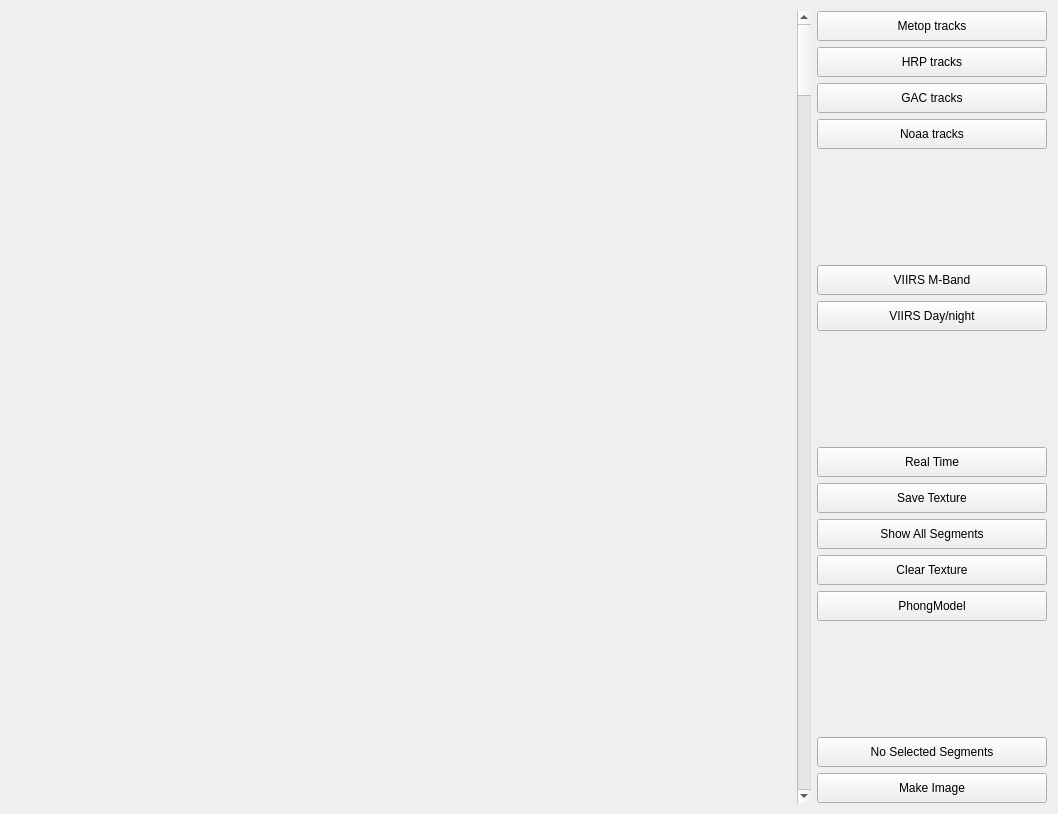
Qt form core/formmapcyl.ui (hvanruys/EUMETCastView) before a commit.
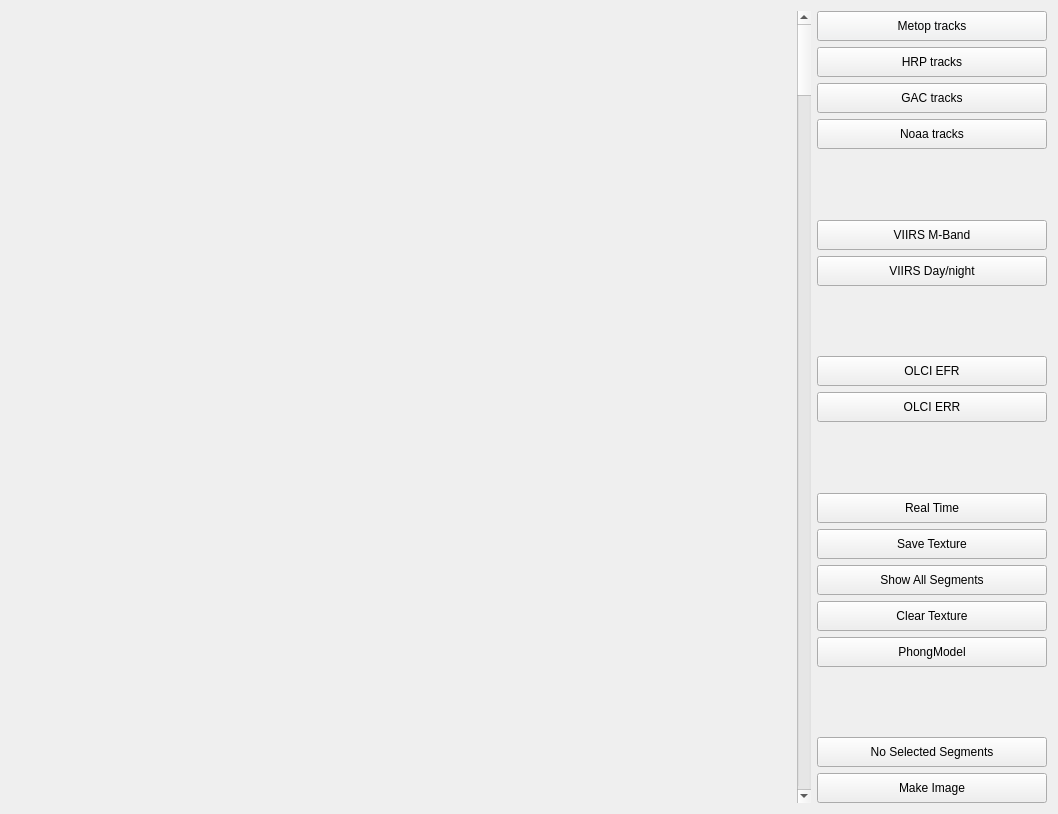
The same form after that commit.

Commit message: Added Sentinel-3 OLCI image processing

What changed in the file:
```diff
--- a/core/formmapcyl.ui
+++ b/core/formmapcyl.ui
@@ -264,6 +264,57 @@
        </property>
       </spacer>
      </item>
+     <item>
+      <widget class="QPushButton" name="btnOLCIefr">
+       <property name="minimumSize">
+        <size>
+         <width>230</width>
+         <height>30</height>
+        </size>
+       </property>
+       <property name="maximumSize">
+        <size>
+         <width>230</width>
+         <height>16777215</height>
+        </size>
+       </property>
+       <property name="text">
+        <string>OLCI EFR</string>
+       </property>
+      </widget>
+     </item>
+     <item>
+      <widget class="QPushButton" name="btnOLCIerr">
+       <property name="minimumSize">
+        <size>
+         <width>230</width>
+         <height>30</height>
+        </size>
+       </property>
+       <property name="maximumSize">
+        <size>
+         <width>230</width>
+         <height>16777215</height>
+        </size>
+       </property>
+       <property name="text">
+        <string>OLCI ERR</string>
+       </property>
+      </widget>
+     </item>
+     <item>
+      <spacer name="verticalSpacer_4">
+       <property name="orientation">
+        <enum>Qt::Vertical</enum>
+       </property>
+       <property name="sizeHint" stdset="0">
+        <size>
+         <width>20</width>
+         <height>40</height>
+        </size>
+       </property>
+      </spacer>
+     </item>
      <item>
       <widget class="QPushButton" name="btnRealTime">
        <property name="sizePolicy">
```
The commit also changes 45 other files.
